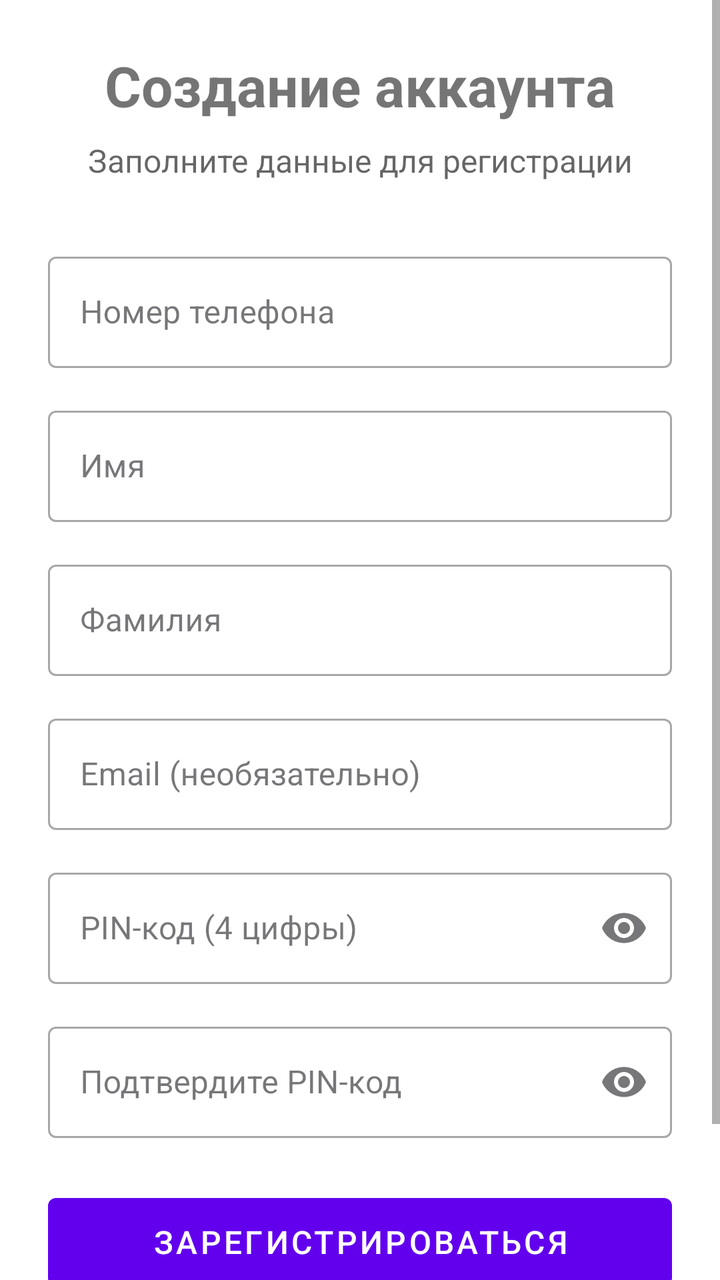
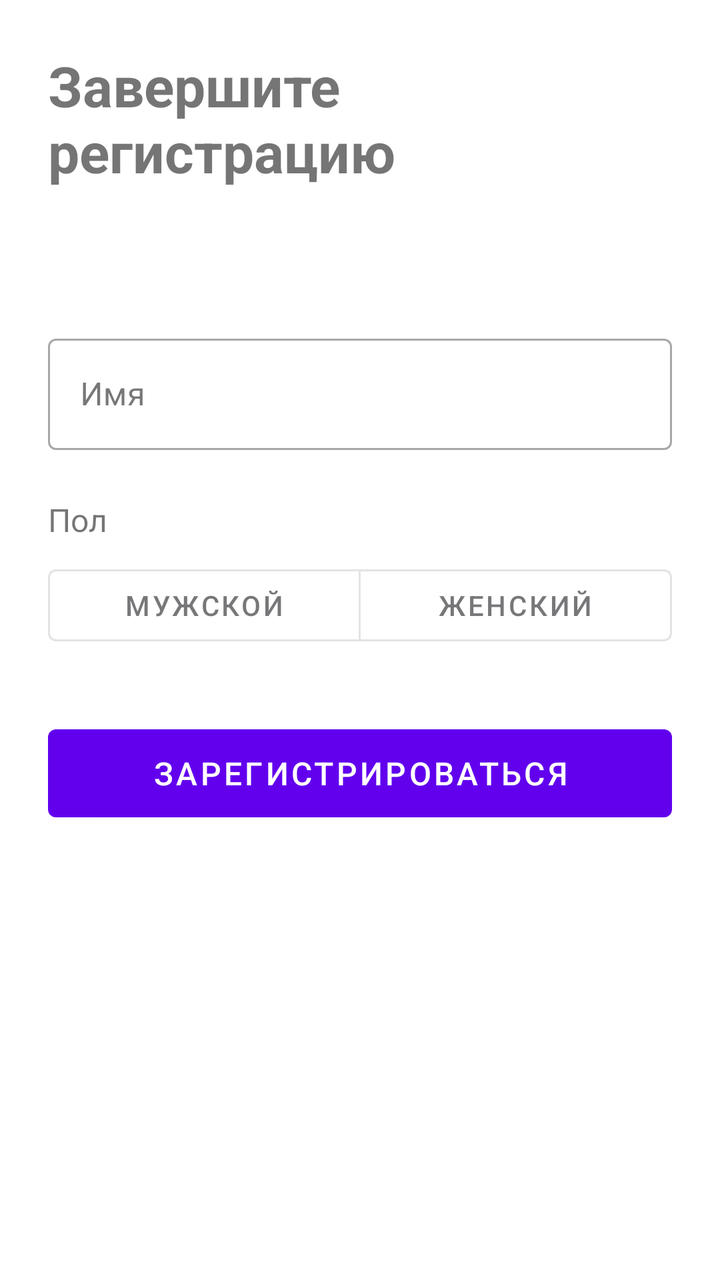

Before-and-after screenshots of an Android layout around one commit, followed by the original layout XML and the change that was made.
<!-- AndroidManifest.xml: application theme Theme.MoyGorodok -->
<!-- res/layout/fragment_register.xml -->
<?xml version="1.0" encoding="utf-8"?>
<ScrollView xmlns:android="http://schemas.android.com/apk/res/android"
    xmlns:app="http://schemas.android.com/apk/res-auto"
    android:layout_width="match_parent"
    android:layout_height="match_parent"
    android:fillViewport="true">

    <androidx.constraintlayout.widget.ConstraintLayout
        android:layout_width="match_parent"
        android:layout_height="wrap_content"
        android:padding="24dp">

        <TextView
            android:id="@+id/text_title"
            android:layout_width="wrap_content"
            android:layout_height="wrap_content"
            android:text="@string/register_title"
            android:textSize="28sp"
            android:textStyle="bold"
            app:layout_constraintEnd_toEndOf="parent"
            app:layout_constraintStart_toStartOf="parent"
            app:layout_constraintTop_toTopOf="parent" />

        <TextView
            android:id="@+id/text_subtitle"
            android:layout_width="wrap_content"
            android:layout_height="wrap_content"
            android:layout_marginTop="8dp"
            android:text="@string/register_subtitle"
            android:textColor="?android:textColorSecondary"
            android:textSize="16sp"
            app:layout_constraintEnd_toEndOf="parent"
            app:layout_constraintStart_toStartOf="parent"
            app:layout_constraintTop_toBottomOf="@id/text_title" />

        <com.google.android.material.textfield.TextInputLayout
            android:id="@+id/input_layout_phone"
            style="@style/Widget.MaterialComponents.TextInputLayout.OutlinedBox"
            android:layout_width="match_parent"
            android:layout_height="wrap_content"
            android:layout_marginTop="32dp"
            android:hint="@string/hint_phone"
            app:prefixText="+7"
            app:layout_constraintEnd_toEndOf="parent"
            app:layout_constraintStart_toStartOf="parent"
            app:layout_constraintTop_toBottomOf="@id/text_subtitle">

            <com.google.android.material.textfield.TextInputEditText
                android:id="@+id/edit_phone"
                android:layout_width="match_parent"
                android:layout_height="wrap_content"
                android:inputType="phone"
                android:maxLength="15" />

        </com.google.android.material.textfield.TextInputLayout>

        <com.google.android.material.textfield.TextInputLayout
            android:id="@+id/input_layout_first_name"
            style="@style/Widget.MaterialComponents.TextInputLayout.OutlinedBox"
            android:layout_width="match_parent"
            android:layout_height="wrap_content"
            android:layout_marginTop="16dp"
            android:hint="@string/hint_first_name"
            app:layout_constraintEnd_toEndOf="parent"
            app:layout_constraintStart_toStartOf="parent"
            app:layout_constraintTop_toBottomOf="@id/input_layout_phone">

            <com.google.android.material.textfield.TextInputEditText
                android:id="@+id/edit_first_name"
                android:layout_width="match_parent"
                android:layout_height="wrap_content"
                android:inputType="textPersonName"
                android:maxLength="50" />

        </com.google.android.material.textfield.TextInputLayout>

        <com.google.android.material.textfield.TextInputLayout
            android:id="@+id/input_layout_last_name"
            style="@style/Widget.MaterialComponents.TextInputLayout.OutlinedBox"
            android:layout_width="match_parent"
            android:layout_height="wrap_content"
            android:layout_marginTop="16dp"
            android:hint="@string/hint_last_name"
            app:layout_constraintEnd_toEndOf="parent"
            app:layout_constraintStart_toStartOf="parent"
            app:layout_constraintTop_toBottomOf="@id/input_layout_first_name">

            <com.google.android.material.textfield.TextInputEditText
                android:id="@+id/edit_last_name"
                android:layout_width="match_parent"
                android:layout_height="wrap_content"
                android:inputType="textPersonName"
                android:maxLength="50" />

        </com.google.android.material.textfield.TextInputLayout>

        <com.google.android.material.textfield.TextInputLayout
            android:id="@+id/input_layout_email"
            style="@style/Widget.MaterialComponents.TextInputLayout.OutlinedBox"
            android:layout_width="match_parent"
            android:layout_height="wrap_content"
            android:layout_marginTop="16dp"
            android:hint="@string/hint_email"
            app:layout_constraintEnd_toEndOf="parent"
            app:layout_constraintStart_toStartOf="parent"
            app:layout_constraintTop_toBottomOf="@id/input_layout_last_name">

            <com.google.android.material.textfield.TextInputEditText
                android:id="@+id/edit_email"
                android:layout_width="match_parent"
                android:layout_height="wrap_content"
                android:inputType="textEmailAddress" />

        </com.google.android.material.textfield.TextInputLayout>

        <com.google.android.material.textfield.TextInputLayout
            android:id="@+id/input_layout_pin"
            style="@style/Widget.MaterialComponents.TextInputLayout.OutlinedBox"
            android:layout_width="match_parent"
            android:layout_height="wrap_content"
            android:layout_marginTop="16dp"
            android:hint="@string/hint_pin"
            app:endIconMode="password_toggle"
            app:layout_constraintEnd_toEndOf="parent"
            app:layout_constraintStart_toStartOf="parent"
            app:layout_constraintTop_toBottomOf="@id/input_layout_email">

            <com.google.android.material.textfield.TextInputEditText
                android:id="@+id/edit_pin"
                android:layout_width="match_parent"
                android:layout_height="wrap_content"
                android:inputType="numberPassword"
                android:maxLength="4" />

        </com.google.android.material.textfield.TextInputLayout>

        <com.google.android.material.textfield.TextInputLayout
            android:id="@+id/input_layout_pin_confirm"
            style="@style/Widget.MaterialComponents.TextInputLayout.OutlinedBox"
            android:layout_width="match_parent"
            android:layout_height="wrap_content"
            android:layout_marginTop="16dp"
            android:hint="@string/hint_pin_confirm"
            app:endIconMode="password_toggle"
            app:layout_constraintEnd_toEndOf="parent"
            app:layout_constraintStart_toStartOf="parent"
            app:layout_constraintTop_toBottomOf="@id/input_layout_pin">

            <com.google.android.material.textfield.TextInputEditText
                android:id="@+id/edit_pin_confirm"
                android:layout_width="match_parent"
                android:layout_height="wrap_content"
                android:inputType="numberPassword"
                android:maxLength="4" />

        </com.google.android.material.textfield.TextInputLayout>

        <com.google.android.material.button.MaterialButton
            android:id="@+id/button_register"
            android:layout_width="match_parent"
            android:layout_height="56dp"
            android:layout_marginTop="24dp"
            android:text="@string/button_create_account"
            android:textSize="16sp"
            app:layout_constraintEnd_toEndOf="parent"
            app:layout_constraintStart_toStartOf="parent"
            app:layout_constraintTop_toBottomOf="@id/input_layout_pin_confirm" />

        <com.google.android.material.button.MaterialButton
            android:id="@+id/button_back"
            style="@style/Widget.MaterialComponents.Button.TextButton"
            android:layout_width="wrap_content"
            android:layout_height="wrap_content"
            android:layout_marginTop="8dp"
            android:text="@string/button_back_to_login"
            app:layout_constraintEnd_toEndOf="parent"
            app:layout_constraintStart_toStartOf="parent"
            app:layout_constraintTop_toBottomOf="@id/button_register" />

        <ProgressBar
            android:id="@+id/progress_bar"
            android:layout_width="wrap_content"
            android:layout_height="wrap_content"
            android:visibility="gone"
            app:layout_constraintBottom_toBottomOf="parent"
            app:layout_constraintEnd_toEndOf="parent"
            app:layout_constraintStart_toStartOf="parent"
            app:layout_constraintTop_toTopOf="parent" />

    </androidx.constraintlayout.widget.ConstraintLayout>

</ScrollView>
<!-- resources referenced by this layout -->
<resources>
  <string name="button_back_to_login">Уже есть аккаунт? Войти</string>
  <string name="button_create_account">Зарегистрироваться</string>
  <string name="hint_email">Email (необязательно)</string>
  <string name="hint_first_name">Имя</string>
  <string name="hint_last_name">Фамилия</string>
  <string name="hint_phone">Номер телефона</string>
  <string name="hint_pin">PIN-код (4 цифры)</string>
  <string name="hint_pin_confirm">Подтвердите PIN-код</string>
  <string name="register_subtitle">Заполните данные для регистрации</string>
  <string name="register_title">Создание аккаунта</string>
  <style name="Theme.MoyGorodok" parent="Theme.MaterialComponents.DayNight.NoActionBar">
          
          <item name="colorPrimary">@color/purple_500</item>
          <item name="colorPrimaryVariant">@color/purple_700</item>
          <item name="colorOnPrimary">@color/white</item>
          
          <item name="colorSecondary">@color/teal_200</item>
          <item name="colorSecondaryVariant">@color/teal_700</item>
          <item name="colorOnSecondary">@color/black</item>
          
          <item name="android:statusBarColor">?attr/colorPrimaryVariant</item>
          
          <item name="colorSurface">@color/white</item>
          <item name="colorOnSurface">#1C1B1F</item>
          <item name="colorSurfaceVariant">#E7E0EC</item>
          <item name="colorOnSurfaceVariant">#49454F</item>
      </style>
  <color name="purple_500">#FF6200EE</color>
  <color name="purple_700">#FF3700B3</color>
  <color name="white">#FFFFFFFF</color>
  <color name="teal_200">#FF03DAC5</color>
  <color name="teal_700">#FF018786</color>
  <color name="black">#FF000000</color>
</resources>

<!-- the commit's change to res/layout/fragment_register.xml (unified diff, before → after) -->
@@ -22,11 +22,10 @@
             app:layout_constraintTop_toTopOf="parent" />
 
         <TextView
-            android:id="@+id/text_subtitle"
+            android:id="@+id/text_phone"
             android:layout_width="wrap_content"
             android:layout_height="wrap_content"
-            android:layout_marginTop="8dp"
-            android:text="@string/register_subtitle"
+            android:layout_marginTop="16dp"
             android:textColor="?android:textColorSecondary"
             android:textSize="16sp"
             app:layout_constraintEnd_toEndOf="parent"
@@ -34,148 +33,85 @@
             app:layout_constraintTop_toBottomOf="@id/text_title" />
 
         <com.google.android.material.textfield.TextInputLayout
-            android:id="@+id/input_layout_phone"
+            android:id="@+id/input_layout_name"
             style="@style/Widget.MaterialComponents.TextInputLayout.OutlinedBox"
             android:layout_width="match_parent"
             android:layout_height="wrap_content"
             android:layout_marginTop="32dp"
-            android:hint="@string/hint_phone"
-            app:prefixText="+7"
+            android:hint="@string/hint_name"
             app:layout_constraintEnd_toEndOf="parent"
             app:layout_constraintStart_toStartOf="parent"
-            app:layout_constraintTop_toBottomOf="@id/text_subtitle">
+            app:layout_constraintTop_toBottomOf="@id/text_phone">
 
             <com.google.android.material.textfield.TextInputEditText
-                android:id="@+id/edit_phone"
+                android:id="@+id/edit_name"
                 android:layout_width="match_parent"
                 android:layout_height="wrap_content"
-                android:inputType="phone"
-                android:maxLength="15" />
+                android:inputType="textPersonName"
+                android:maxLength="255" />
 
         </com.google.android.material.textfield.TextInputLayout>
 
-        <com.google.android.material.textfield.TextInputLayout
-            android:id="@+id/input_layout_first_name"
-            style="@style/Widget.MaterialComponents.TextInputLayout.OutlinedBox"
+        <TextView
+            android:id="@+id/text_gender_label"
+            android:layout_width="wrap_content"
+            android:layout_height="wrap_content"
+            android:layout_marginTop="24dp"
+            android:text="@string/label_gender"
+            android:textSize="16sp"
+            app:layout_constraintStart_toStartOf="parent"
+            app:layout_constraintTop_toBottomOf="@id/input_layout_name" />
+
+        <com.google.android.material.button.MaterialButtonToggleGroup
+            android:id="@+id/gender_group"
             android:layout_width="match_parent"
             android:layout_height="wrap_content"
-            android:layout_marginTop="16dp"
-            android:hint="@string/hint_first_name"
+            android:layout_marginTop="8dp"
+            app:singleSelection="true"
+            app:selectionRequired="false"
             app:layout_constraintEnd_toEndOf="parent"
             app:layout_constraintStart_toStartOf="parent"
-            app:layout_constraintTop_toBottomOf="@id/input_layout_phone">
+            app:layout_constraintTop_toBottomOf="@id/text_gender_label">
 
-            <com.google.android.material.textfield.TextInputEditText
-                android:id="@+id/edit_first_name"
-                android:layout_width="match_parent"
+            <com.google.android.material.button.MaterialButton
+                android:id="@+id/button_male"
+                style="@style/Widget.MaterialComponents.Button.OutlinedButton"
+                android:layout_width="0dp"
                 android:layout_height="wrap_content"
-                android:inputType="textPersonName"
-                android:maxLength="50" />
+                android:layout_weight="1"
+                android:text="@string/gender_male" />
 
-        </com.google.android.material.textfield.TextInputLayout>
+            <com.google.android.material.button.MaterialButton
+                android:id="@+id/button_female"
+                style="@style/Widget.MaterialComponents.Button.OutlinedButton"
+                android:layout_width="0dp"
+                android:layout_height="wrap_content"
+                android:layout_weight="1"
+                android:text="@string/gender_female" />
 
-        <com.google.android.material.textfield.TextInputLayout
-            android:id="@+id/input_layout_last_name"
-            style="@style/Widget.MaterialComponents.TextInputLayout.OutlinedBox"
-            android:layout_width="match_parent"
+        </com.google.android.material.button.MaterialButtonToggleGroup>
+
+        <TextView
+            android:id="@+id/text_gender_error"
+            android:layout_width="wrap_content"
             android:layout_height="wrap_content"
-            android:layout_marginTop="16dp"
-            android:hint="@string/hint_last_name"
-            app:layout_constraintEnd_toEndOf="parent"
+            android:layout_marginTop="4dp"
+            android:textColor="@color/design_default_color_error"
+            android:textSize="12sp"
+            android:visibility="gone"
             app:layout_constraintStart_toStartOf="parent"
-            app:layout_constraintTop_toBottomOf="@id/input_layout_first_name">
-
-            <com.google.android.material.textfield.TextInputEditText
-                android:id="@+id/edit_last_name"
-                android:layout_width="match_parent"
-                android:layout_height="wrap_content"
-                android:inputType="textPersonName"
-                android:maxLength="50" />
-
-        </com.google.android.material.textfield.TextInputLayout>
-
-        <com.google.android.material.textfield.TextInputLayout
-            android:id="@+id/input_layout_email"
-            style="@style/Widget.MaterialComponents.TextInputLayout.OutlinedBox"
-            android:layout_width="match_parent"
-            android:layout_height="wrap_content"
-            android:layout_marginTop="16dp"
-            android:hint="@string/hint_email"
-            app:layout_constraintEnd_toEndOf="parent"
-            app:layout_constraintStart_toStartOf="parent"
-            app:layout_constraintTop_toBottomOf="@id/input_layout_last_name">
-
-            <com.google.android.material.textfield.TextInputEditText
-                android:id="@+id/edit_email"
-                android:layout_width="match_parent"
-                android:layout_height="wrap_content"
-                android:inputType="textEmailAddress" />
-
-        </com.google.android.material.textfield.TextInputLayout>
-
-        <com.google.android.material.textfield.TextInputLayout
-            android:id="@+id/input_layout_pin"
-            style="@style/Widget.MaterialComponents.TextInputLayout.OutlinedBox"
-            android:layout_width="match_parent"
-            android:layout_height="wrap_content"
-            android:layout_marginTop="16dp"
-            android:hint="@string/hint_pin"
-            app:endIconMode="password_toggle"
-            app:layout_constraintEnd_toEndOf="parent"
-            app:layout_constraintStart_toStartOf="parent"
-            app:layout_constraintTop_toBottomOf="@id/input_layout_email">
-
-            <com.google.android.material.textfield.TextInputEditText
-                android:id="@+id/edit_pin"
-                android:layout_width="match_parent"
-                android:layout_height="wrap_content"
-                android:inputType="numberPassword"
-                android:maxLength="4" />
-
-        </com.google.android.material.textfield.TextInputLayout>
-
-        <com.google.android.material.textfield.TextInputLayout
-            android:id="@+id/input_layout_pin_confirm"
-            style="@style/Widget.MaterialComponents.TextInputLayout.OutlinedBox"
-            android:layout_width="match_parent"
-            android:layout_height="wrap_content"
-            android:layout_marginTop="16dp"
-            android:hint="@string/hint_pin_confirm"
-            app:endIconMode="password_toggle"
-            app:layout_constraintEnd_toEndOf="parent"
-            app:layout_constraintStart_toStartOf="parent"
-            app:layout_constraintTop_toBottomOf="@id/input_layout_pin">
-
-            <com.google.android.material.textfield.TextInputEditText
-                android:id="@+id/edit_pin_confirm"
-                android:layout_width="match_parent"
-                android:layout_height="wrap_content"
-                android:inputType="numberPassword"
-                android:maxLength="4" />
-
-        </com.google.android.material.textfield.TextInputLayout>
+            app:layout_constraintTop_toBottomOf="@id/gender_group" />
 
         <com.google.android.material.button.MaterialButton
             android:id="@+id/button_register"
             android:layout_width="match_parent"
             android:layout_height="56dp"
-            android:layout_marginTop="24dp"
+            android:layout_marginTop="32dp"
             android:text="@string/button_create_account"
             android:textSize="16sp"
             app:layout_constraintEnd_toEndOf="parent"
             app:layout_constraintStart_toStartOf="parent"
-            app:layout_constraintTop_toBottomOf="@id/input_layout_pin_confirm" />
-
-        <com.google.android.material.button.MaterialButton
-            android:id="@+id/button_back"
-            style="@style/Widget.MaterialComponents.Button.TextButton"
-            android:layout_width="wrap_content"
-            android:layout_height="wrap_content"
-            android:layout_marginTop="8dp"
-            android:text="@string/button_back_to_login"
-            app:layout_constraintEnd_toEndOf="parent"
-            app:layout_constraintStart_toStartOf="parent"
-            app:layout_constraintTop_toBottomOf="@id/button_register" />
+            app:layout_constraintTop_toBottomOf="@id/text_gender_error" />
 
         <ProgressBar
             android:id="@+id/progress_bar"
<!-- resource entries referenced after the edit -->
@@ -1,15 +1,11 @@
 <!-- resources referenced by this layout -->
 <resources>
-  <string name="button_back_to_login">Уже есть аккаунт? Войти</string>
   <string name="button_create_account">Зарегистрироваться</string>
-  <string name="hint_email">Email (необязательно)</string>
-  <string name="hint_first_name">Имя</string>
-  <string name="hint_last_name">Фамилия</string>
-  <string name="hint_phone">Номер телефона</string>
-  <string name="hint_pin">PIN-код (4 цифры)</string>
-  <string name="hint_pin_confirm">Подтвердите PIN-код</string>
-  <string name="register_subtitle">Заполните данные для регистрации</string>
-  <string name="register_title">Создание аккаунта</string>
+  <string name="gender_female">Женский</string>
+  <string name="gender_male">Мужской</string>
+  <string name="hint_name">Имя</string>
+  <string name="label_gender">Пол</string>
+  <string name="register_title">Завершите регистрацию</string>
   <style name="Theme.MoyGorodok" parent="Theme.MaterialComponents.DayNight.NoActionBar">
           
           <item name="colorPrimary">@color/purple_500</item>
